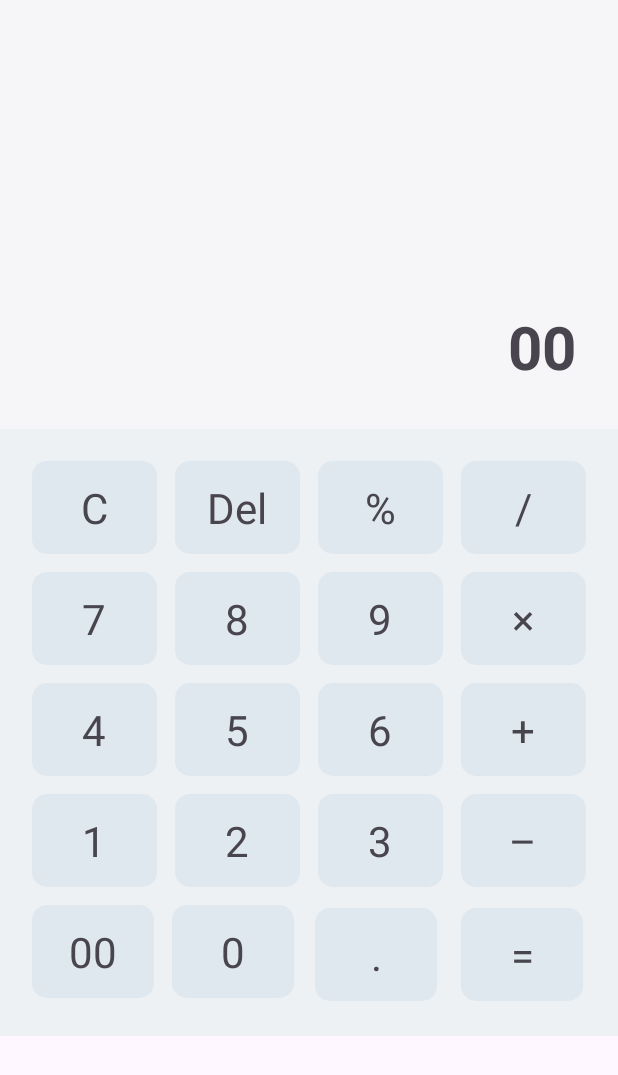
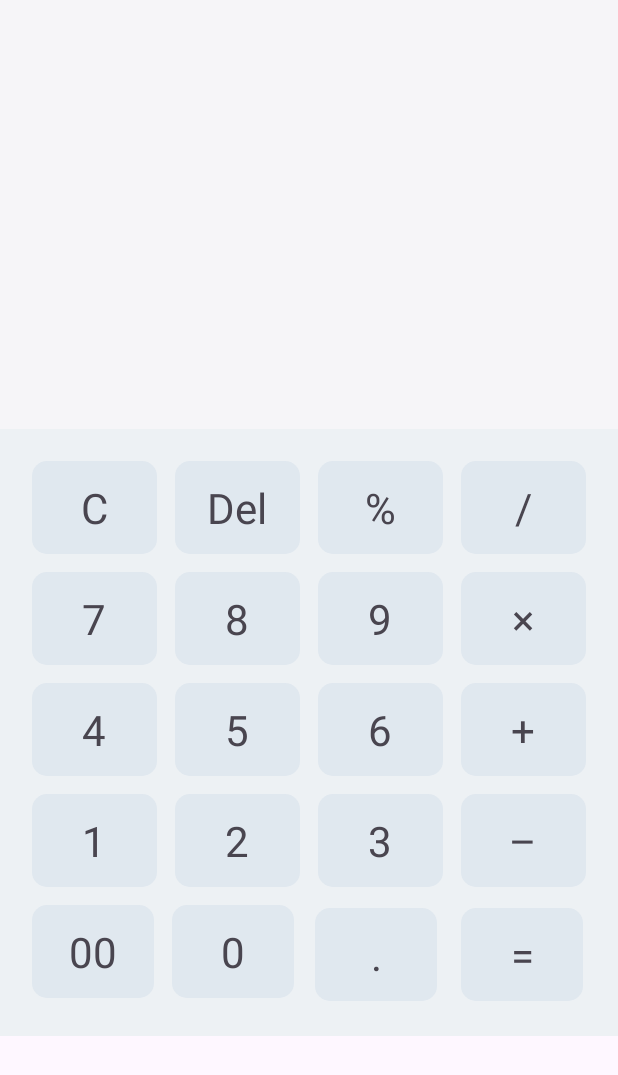
Before and after one commit to wdridoy11/Android-calculator-app, an Android app: the screen it shows after launch (MainActivity), on a phone screen of 412 x 824 dp. Shown: the top 1075 px of the screen. Run offline under Robolectric (Android 15) with nearby library versions, the phone set to English and light mode, and no system bars.

Commit message:
set value

```diff
--- a/app/src/main/java/com/example/myapplication/MainActivity.java
+++ b/app/src/main/java/com/example/myapplication/MainActivity.java
@@ -1,5 +1,6 @@
 package com.example.myapplication;
 
+import android.annotation.SuppressLint;
 import android.os.Bundle;
 import android.view.View;
 import android.widget.TextView;
@@ -12,9 +13,11 @@ import androidx.core.view.WindowInsetsCompat;
 
 public class MainActivity extends AppCompatActivity {
 
-    TextView calculator_output, clear,delete,percent,division,number_seven,number_eight,number_nine,
+    TextView input_1, input_2, clear,delete,percent,division,number_seven,number_eight,number_nine,
             multiply, number_four, number_five, number_six, plus, number_one, number_two, number_three,
             minus, double_zero, zero, multiply_dot, equal;
+    int count ;
+
 
     @Override
     protected void onCreate(Bundle savedInstanceState) {
@@ -28,7 +31,8 @@ public class MainActivity extends AppCompatActivity {
         });
 
 // ========== id select ==========
-        calculator_output = findViewById(R.id.calculator_output);
+        input_1 = findViewById(R.id.input_1);
+        input_2 = findViewById(R.id.input_2);
         double_zero = findViewById(R.id.double_zero);
         zero  = findViewById(R.id.zero);
         number_one = findViewById(R.id.number_one);
@@ -49,8 +53,33 @@ public class MainActivity extends AppCompatActivity {
         clear = findViewById(R.id.clear);
         delete = findViewById(R.id.delete);
         percent = findViewById(R.id.percent);
+// num string convert
 
 
+    number_one.setOnClickListener(new View.OnClickListener() {
+        @Override
+        public void onClick(View v) {
+            String inputCurrentText1 = input_1.getText().toString();
+            String inputCurrentText2 = input_2.getText().toString();
+            input_1.setText(inputCurrentText1 + "1");
+        }
+    });
+
+    clear.setOnClickListener(new View.OnClickListener() {
+        @Override
+        public void onClick(View v) {
+            input_1.setText("");
+            input_2.setText("");
+        }
+    });
+
+    delete.setOnClickListener(new View.OnClickListener() {
+        @Override
+        public void onClick(View v) {
+            input_1.setText("");
+            input_2.setText("");
+        }
+    });
 
 
 
--- a/app/src/main/res/layout/activity_main.xml
+++ b/app/src/main/res/layout/activity_main.xml
@@ -25,17 +25,32 @@
             android:layout_height="wrap_content"
             >
 
-            <TextView
-                android:id="@+id/calculator_output"
+            <LinearLayout
                 android:layout_width="wrap_content"
                 android:layout_height="wrap_content"
-                android:padding="10dp"
-                android:text="00"
-                android:textSize="40sp"
-                android:textStyle="bold"
                 android:layout_alignParentBottom="true"
                 android:layout_alignParentEnd="true"
-                />
+                >
+
+                <TextView
+                    android:id="@+id/input_1"
+                    android:layout_width="wrap_content"
+                    android:layout_height="wrap_content"
+                    android:text=""
+                    android:textSize="40sp"
+                    android:textStyle="bold"
+                    />
+
+                <TextView
+                    android:id="@+id/input_2"
+                    android:layout_width="wrap_content"
+                    android:layout_height="wrap_content"
+                    android:text=""
+                    android:textSize="40sp"
+                    android:textStyle="bold"
+                    />
+
+            </LinearLayout>
 
         </RelativeLayout>
 
```
